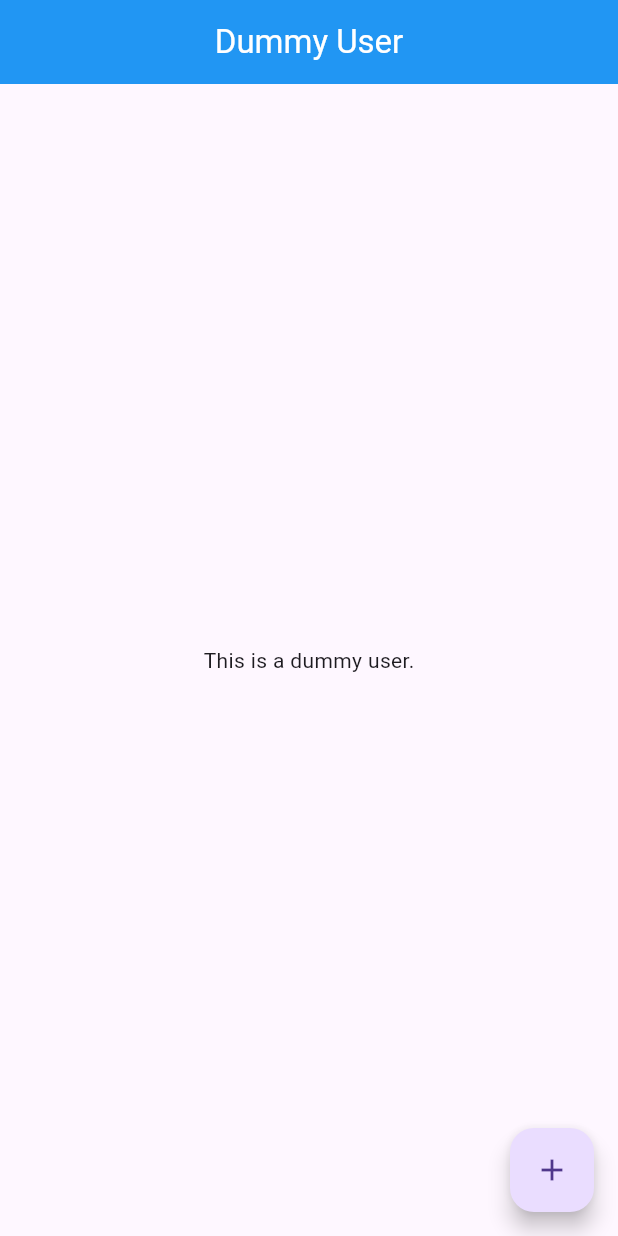
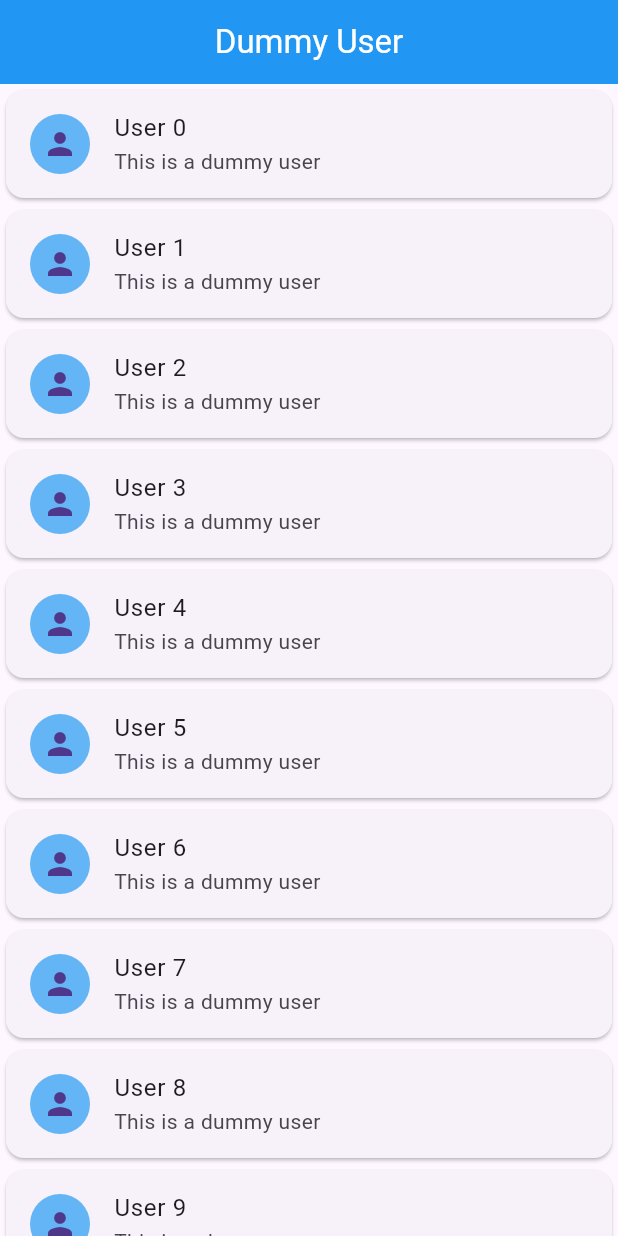
Before and after one commit to WebAdib/restapi_ostad, a Flutter app: the screen it shows after launch, on a phone screen of 412 x 824 dp. Run offline on Flutter 3.47's test engine with Material 3 defaults, Android fonts, the phone set to English and light mode, and no system bars.

Commit message:
added list tile

```diff
--- a/lib/dummy_user.dart
+++ b/lib/dummy_user.dart
@@ -14,12 +14,20 @@ class _DummyUserState extends State<DummyUser> {
       appBar: AppBar(
         title: Text('Dummy User'),
       ),
-      body: Center(
-        child: Text('This is a dummy user.'),
-      ),
-      floatingActionButton: FloatingActionButton(
-        onPressed: () {},
-        child: Icon(Icons.add),
+      body: ListView.builder(
+        itemCount: 10,
+        itemBuilder: (context, index) {
+          return Card(
+            child: ListTile(
+              leading: CircleAvatar(
+                child: Icon(Icons.person),
+                backgroundColor: Colors.blue.shade300,
+              ),
+              title: Text('User $index'),
+              subtitle: Text('This is a dummy user'),
+            ),
+          );
+        },
       ),
     );
   }
```
